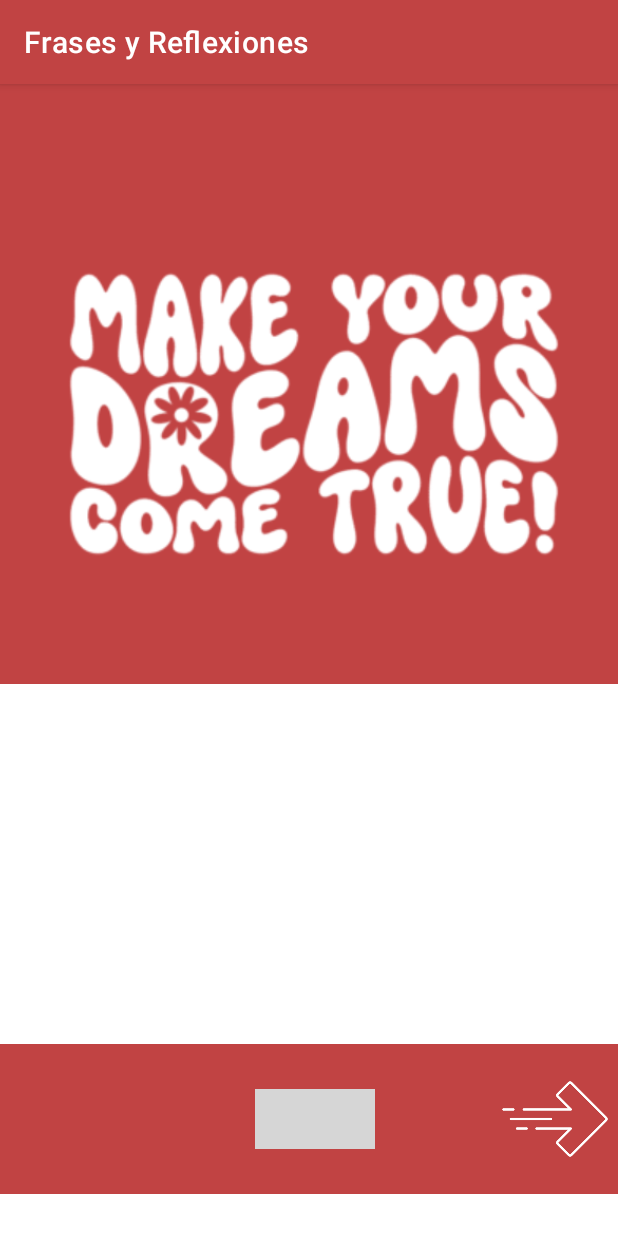
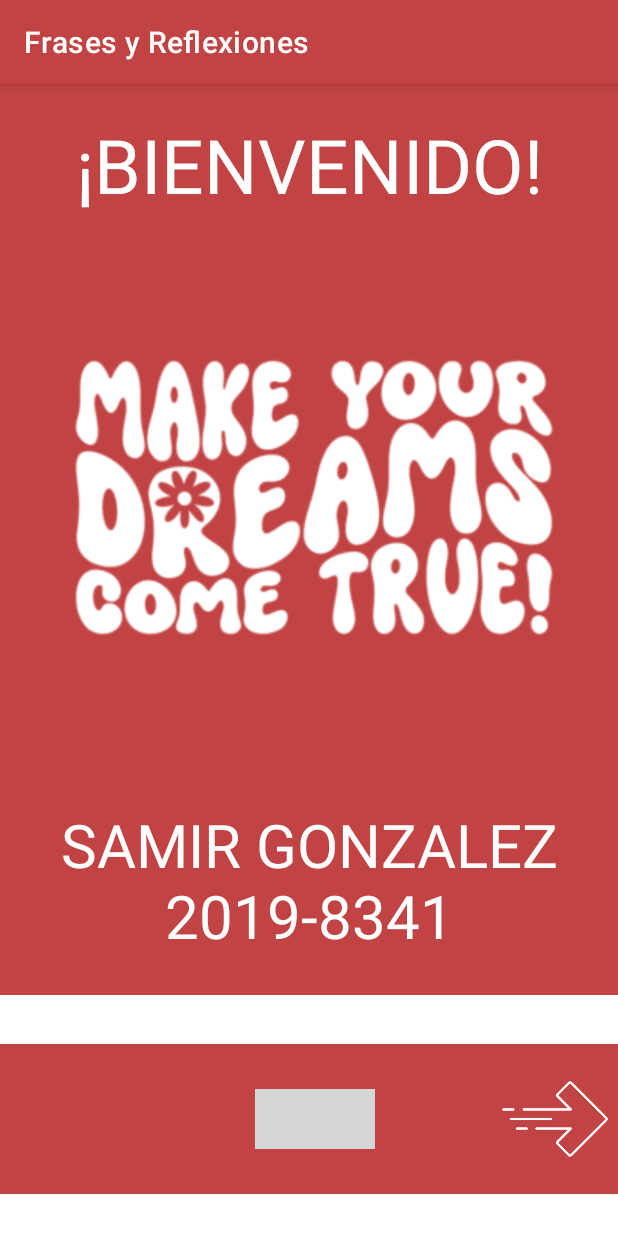
Before and after one commit to samilr/ImageGeneratorAndroid, an Android app: the MainActivity screen opened directly, with no data from a screen before it, on a phone screen of 412 x 824 dp. Shown: the top 1233 px of the screen. Run offline under Robolectric (Android 15) with nearby library versions, the light colour scheme and no system bars; grey boxes are pictures that could not be loaded.

Commit message:
-Fixing close activity bugs

```diff
--- a/app/src/main/java/com/example/tareaintent/Images.java
+++ b/app/src/main/java/com/example/tareaintent/Images.java
@@ -19,7 +19,6 @@ import java.io.ByteArrayOutputStream;
 import java.util.Random;
 
 public class Images extends AppCompatActivity {
-    Button btnShowReflexion, btnShowPersonalSuperation;
     ImageView imgBack, imgExit;
     TextView tvName;
     ImageView imgV, imgShare;
@@ -116,8 +115,7 @@ public class Images extends AppCompatActivity {
         builder.setMessage("Estas seguro que quieres salir?")
                 .setPositiveButton("ok", new DialogInterface.OnClickListener() {
                     public void onClick(DialogInterface dialog, int id) {
-                        Images.this.finish();
-                        System.exit(0);
+                        finishAffinity();
                     }
                 }).setNegativeButton("Cancelar", new DialogInterface.OnClickListener() {
                     public void onClick(DialogInterface dialog, int id) {
--- a/app/src/main/java/com/example/tareaintent/MainActivity.java
+++ b/app/src/main/java/com/example/tareaintent/MainActivity.java
@@ -34,8 +34,7 @@ public class MainActivity extends AppCompatActivity {
         builder.setMessage("Estas seguro que quieres salir?")
                 .setPositiveButton("ok", new DialogInterface.OnClickListener() {
                     public void onClick(DialogInterface dialog, int id) {
-                        MainActivity.this.finish();
-                        System.exit(0);
+                        finishAffinity();
                     }
                 }).setNegativeButton("Cancelar", new DialogInterface.OnClickListener() {
                     public void onClick(DialogInterface dialog, int id) {
--- a/app/src/main/res/layout/activity_main.xml
+++ b/app/src/main/res/layout/activity_main.xml
@@ -8,14 +8,35 @@
 
     <FrameLayout
         android:layout_width="match_parent"
-        android:layout_height="400dp"
+        android:layout_height="607dp"
         android:background="@color/red">
+
+        <TextView
+            android:layout_width="match_parent"
+            android:layout_height="113dp"
+            android:text="¡BIENVENIDO!"
+            android:layout_marginTop="20dp"
+            android:textAlignment="center"
+            android:textColor="@color/white"
+            android:textSize="50dp">
+        </TextView>
+
+        <TextView
+            android:layout_width="match_parent"
+            android:layout_height="113dp"
+            android:text="SAMIR GONZALEZ 2019-8341"
+            android:layout_marginTop="480dp"
+            android:textAlignment="center"
+            android:textColor="@color/white"
+            android:textSize="40dp">
+        </TextView>
+
         <ImageView
             android:id="@+id/imgFrase"
             android:layout_width="408dp"
-            android:layout_height="380dp"
+            android:layout_height="371dp"
             android:layout_marginLeft="5dp"
-            android:layout_marginTop="30dp"
+            android:layout_marginTop="90dp"
             app:srcCompat="@drawable/frase" />
     </FrameLayout>
 
```
Also changed, not shown: app/src/main/java/com/example/tareaintent/UserInfo.java (+11 -4 lines).
